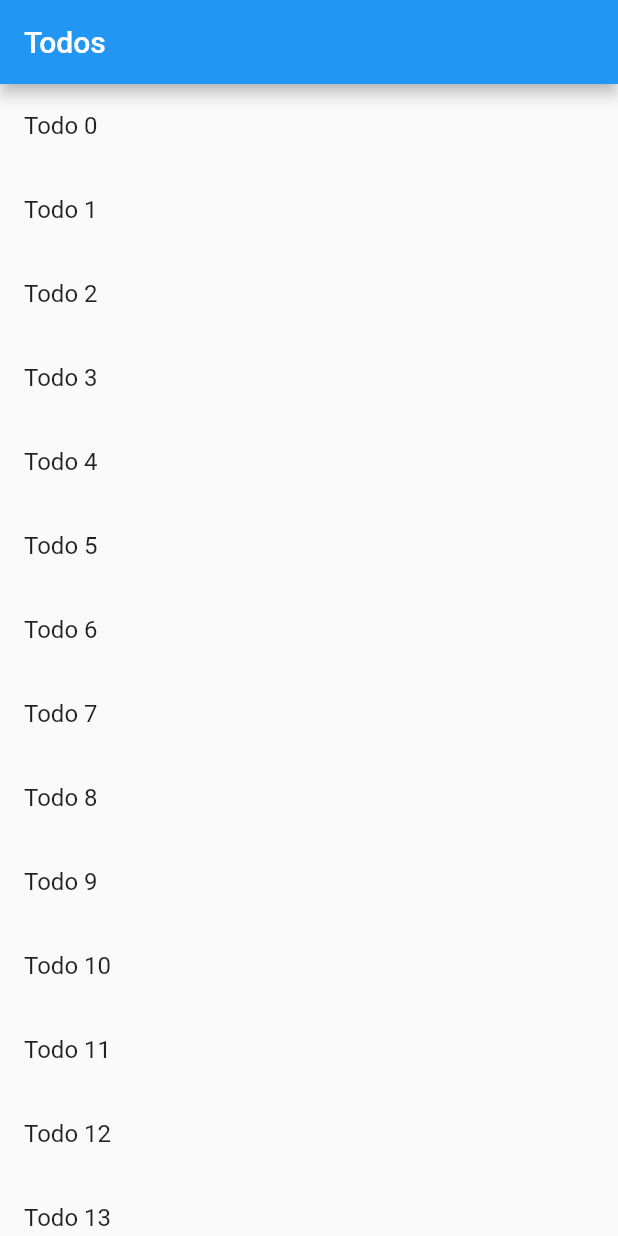
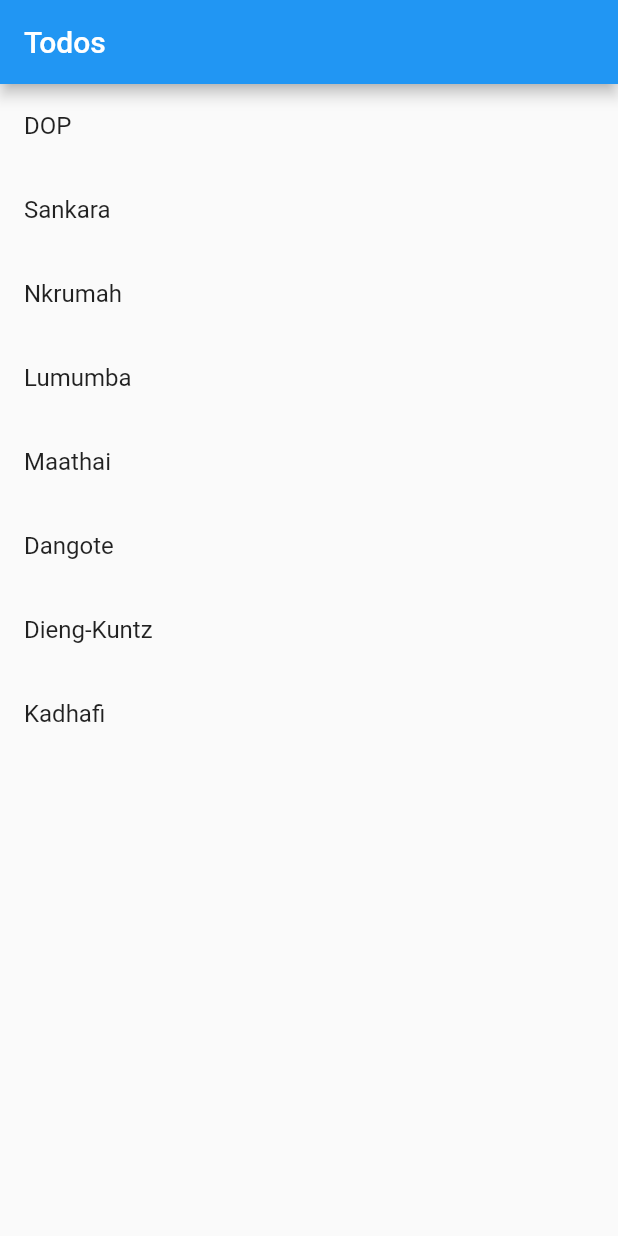
Before and after one commit to alphacpc/andoo, a Flutter app: the screen it shows after launch, on a phone screen of 412 x 824 dp. Run offline on Flutter 3.47's test engine with Material 2 defaults, Android fonts, the phone set to English and light mode, and no system bars.

Commit message:
Passed params for detail screen

```diff
--- a/lib/main.dart
+++ b/lib/main.dart
@@ -1,4 +1,6 @@
+import 'package:andoo/models/LeaderType.dart';
 import 'package:flutter/material.dart';
+import 'package:andoo/models/LeaderType.dart';
 
 class Todo {
   final String title;
@@ -25,9 +27,52 @@
 }
 
 class TodosScreen extends StatelessWidget {
-  const TodosScreen({Key? key, required this.todos}) : super(key: key);
+  TodosScreen({Key? key, required this.todos}) : super(key: key);
 
   final List<Todo> todos;
+
+  final List<Leader> leaders = [
+    Leader(
+        "Cheikh Anta",
+        "DOP",
+        "Lorem ipsum dolor sit amet, consectetur adipiscing elit...",
+        "assets/anta.jpg"),
+    Leader(
+        "Thomas",
+        "Sankara",
+        "Lorem ipsum dolor sit amet, consectetur adipiscing elit...",
+        "assets/thomas.jpeg"),
+    Leader(
+        "Kwame",
+        "Nkrumah",
+        "Lorem ipsum dolor sit amet, consectetur adipiscing elit...",
+        "assets/knkrumah.jpg"),
+    Leader(
+        "Patrice Émery",
+        "Lumumba",
+        "Lorem ipsum dolor sit amet, consectetur adipiscing elit...",
+        "assets/patrice.jpeg"),
+    Leader(
+        "Wangari Maathai",
+        "Maathai",
+        "Lorem ipsum dolor sit amet, consectetur adipiscing elit...",
+        "assets/matti.jpg"),
+    Leader(
+        "Aliko",
+        "Dangote",
+        "Lorem ipsum dolor sit amet, consectetur adipiscing elit...",
+        "assets/aliko.jpg"),
+    Leader(
+        "Rose",
+        "Dieng-Kuntz",
+        "Lorem ipsum dolor sit amet, consectetur adipiscing elit...",
+        "assets/rose.jpeg"),
+    Leader(
+        "Mouammar",
+        "Kadhafi",
+        "Lorem ipsum dolor sit amet, consectetur adipiscing elit...",
+        "assets/kadhafi.jpg"),
+  ];
 
   @override
   Widget build(BuildContext context) {
@@ -36,10 +81,10 @@
         title: const Text('Todos'),
       ),
       body: ListView.builder(
-        itemCount: todos.length,
+        itemCount: leaders.length,
         itemBuilder: (context, index) {
           return ListTile(
-            title: Text(todos[index].title),
+            title: Text(leaders[index].leaderLname),
             // When a user taps the ListTile, navigate to the DetailScreen.
             // Notice that you're not only creating a DetailScreen, you're
             // also passing the current todo through to it.
@@ -47,7 +92,7 @@
               Navigator.push(
                 context,
                 MaterialPageRoute(
-                  builder: (context) => DetailScreen(todo: todos[index]),
+                  builder: (context) => DetailScreen(leader: leaders[index]),
                 ),
               );
             },
@@ -60,21 +105,28 @@
 
 class DetailScreen extends StatelessWidget {
   // In the constructor, require a Todo.
-  const DetailScreen({Key? key, required this.todo}) : super(key: key);
+  const DetailScreen({Key? key, required this.leader}) : super(key: key);
 
   // Declare a field that holds the Todo.
-  final Todo todo;
+  final Leader leader;
 
   @override
   Widget build(BuildContext context) {
     // Use the Todo to create the UI.
     return Scaffold(
       appBar: AppBar(
-        title: Text(todo.title),
+        title: Text(leader.leaderFname),
       ),
       body: Padding(
         padding: const EdgeInsets.all(16.0),
-        child: Text(todo.description),
+        child: Column(
+          children: [
+            Text(leader.leaderLname),
+            Text(leader.leaderFname),
+            Text(leader.leaderRole),
+            Text(leader.leaderCountry),
+          ],
+        ),
       ),
     );
   }
--- /dev/null
+++ b/lib/models/LeaderType.dart
@@ -0,0 +1,15 @@
+class Leader {
+  String leaderFname = '';
+  String leaderLname = '';
+  String? leaderBorn;
+  String? leaderDie;
+  String leaderRole;
+  String leaderCountry;
+  String? leaderPicture;
+  String? leaderMessage;
+  String? leaderBook;
+  bool leaderIsDies = false;
+
+  Leader(
+      this.leaderFname, this.leaderLname, this.leaderCountry, this.leaderRole);
+}
```
Also changed, not shown: lib/models/LeaderData.dart (added, +44 -0 lines), lib/screens/country.dart (added), lib/screens/details.dart (added), lib/screens/home.dart (added), lib/screens/proverb.dart (added).
